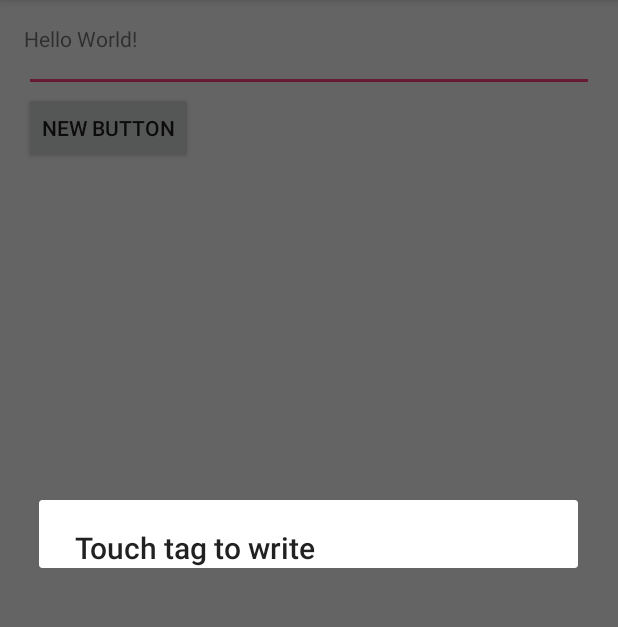
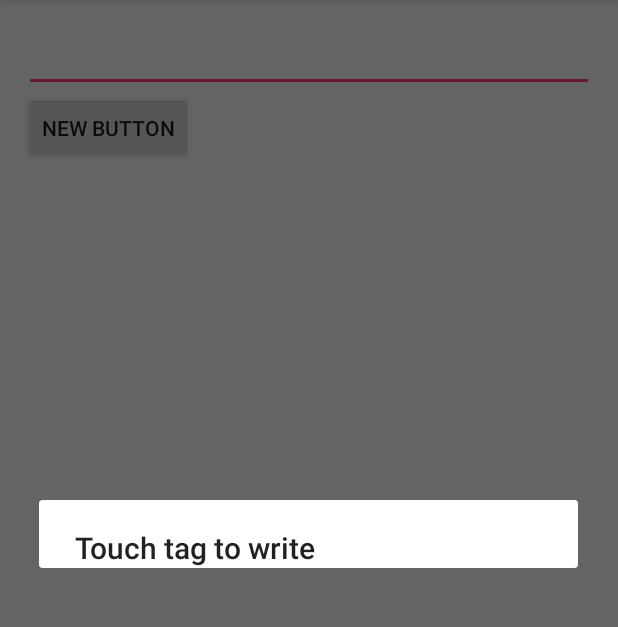
Before and after one commit to matisse11235813/AndroidNFC, an Android app: the screen it shows after launch (MainActivity), after a tap on "NEW BUTTON", on a phone screen of 412 x 824 dp, the part 84-711 px from its top. Run offline under Robolectric (Android 15) with nearby library versions, the phone set to English and light mode, and no system bars; 1 statement that could not run was skipped.

```diff
--- a/SimpleNFCWrite/app/src/main/res/layout/activity_main.xml
+++ b/SimpleNFCWrite/app/src/main/res/layout/activity_main.xml
@@ -9,10 +9,7 @@
     android:paddingTop="@dimen/activity_vertical_margin"
     tools:context="com.example.roy.simplenfcwrite.MainActivity">
 
-    <TextView
-        android:layout_width="wrap_content"
-        android:layout_height="wrap_content"
-        android:text="Hello World!" />
+
 
     <LinearLayout
         android:orientation="vertical"
```
Also changed, not shown: SimpleNFCWrite/app/src/main/java/com/example/roy/simplenfcwrite/MainActivity.java (+20 -1 lines).
